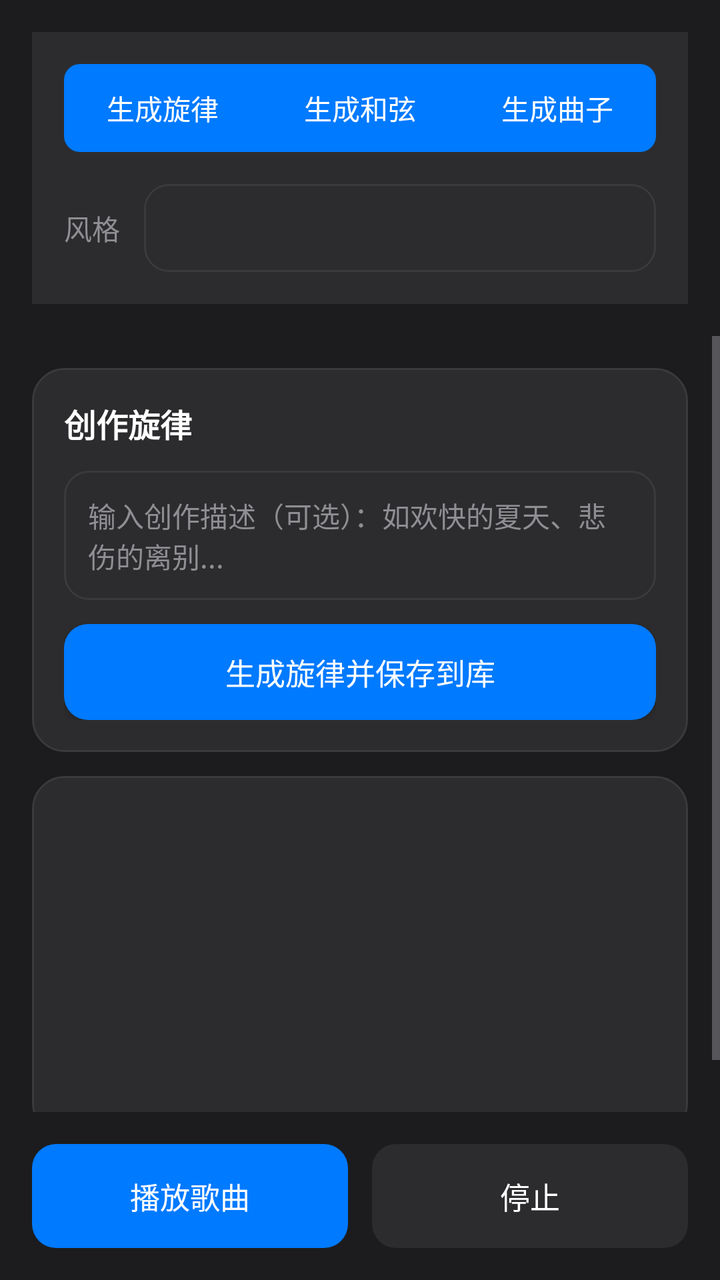
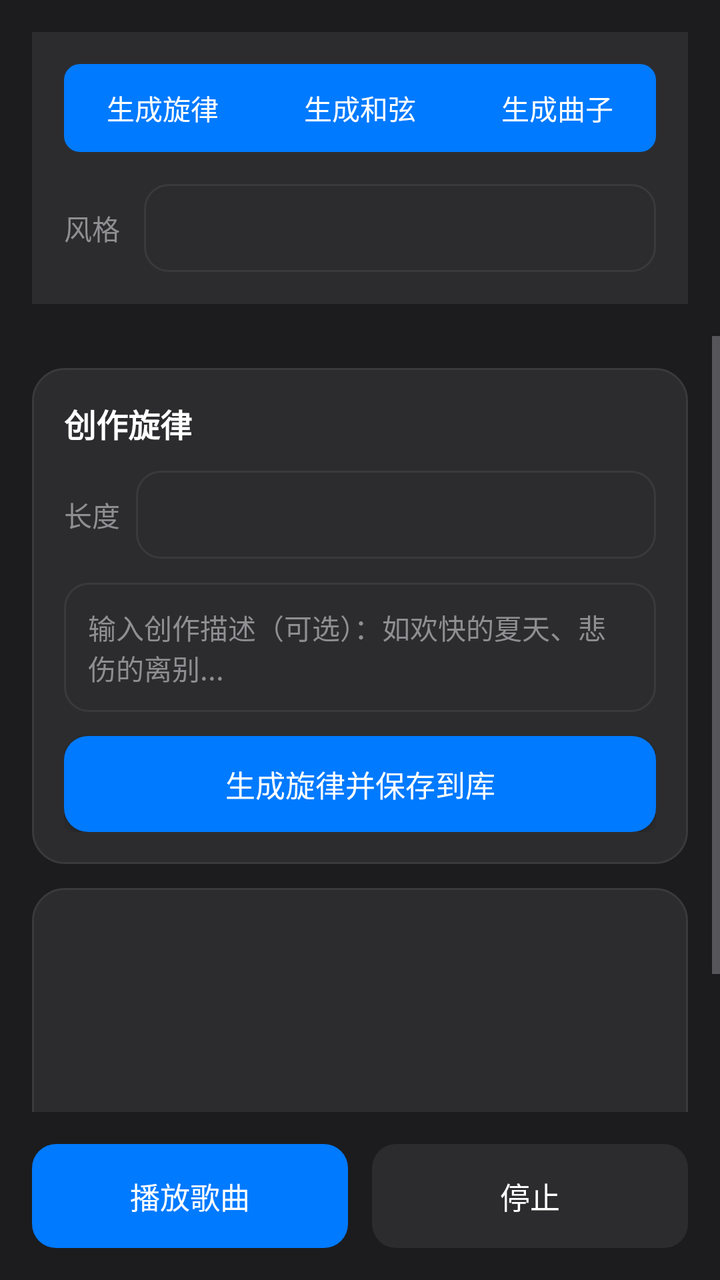

Before-and-after screenshots of an Android layout around one commit, followed by the original layout XML and the change that was made.
<!-- AndroidManifest.xml: application theme Theme.MusicAI -->
<!-- res/layout/activity_new_song_generator.xml -->
<?xml version="1.0" encoding="utf-8"?>
<LinearLayout xmlns:android="http://schemas.android.com/apk/res/android"
    android:layout_width="match_parent"
    android:layout_height="match_parent"
    android:orientation="vertical"
    android:background="@color/apple_dark"
    android:fitsSystemWindows="true">

    <LinearLayout
        android:layout_width="match_parent"
        android:layout_height="wrap_content"
        android:orientation="vertical"
        android:padding="16dp"
        android:background="@color/apple_card_bg"
        android:layout_margin="16dp">

        <RadioGroup
            android:id="@+id/rg_mode"
            android:layout_width="match_parent"
            android:layout_height="wrap_content"
            android:orientation="horizontal">

            <RadioButton
                android:id="@+id/rb_melody"
                android:layout_width="0dp"
                android:layout_height="44dp"
                android:layout_weight="1"
                android:text="生成旋律"
                android:textSize="14sp"
                android:textColor="@color/apple_text"
                android:gravity="center"
                android:button="@null"
                android:background="@drawable/radio_left_bg"
                android:checked="true"/>

            <RadioButton
                android:id="@+id/rb_chords"
                android:layout_width="0dp"
                android:layout_height="44dp"
                android:layout_weight="1"
                android:text="生成和弦"
                android:textSize="14sp"
                android:textColor="@color/apple_text"
                android:gravity="center"
                android:button="@null"
                android:background="@drawable/radio_middle_bg"/>

            <RadioButton
                android:id="@+id/rb_song"
                android:layout_width="0dp"
                android:layout_height="44dp"
                android:layout_weight="1"
                android:text="生成曲子"
                android:textSize="14sp"
                android:textColor="@color/apple_text"
                android:gravity="center"
                android:button="@null"
                android:background="@drawable/radio_right_bg"/>

        </RadioGroup>

        <LinearLayout
            android:layout_width="match_parent"
            android:layout_height="wrap_content"
            android:orientation="horizontal"
            android:layout_marginTop="16dp"
            android:gravity="center_vertical">

            <TextView
                android:layout_width="wrap_content"
                android:layout_height="wrap_content"
                android:text="风格"
                android:textSize="14sp"
                android:textColor="@color/apple_text_secondary"
                android:layout_marginEnd="12dp"/>

            <Spinner
                android:id="@+id/sp_style"
                android:layout_width="0dp"
                android:layout_height="44dp"
                android:layout_weight="1"
                android:background="@drawable/apple_edittext_bg"
                android:paddingStart="12dp"
                android:paddingEnd="12dp"/>

        </LinearLayout>

    </LinearLayout>

    <ScrollView
        android:layout_width="match_parent"
        android:layout_height="0dp"
        android:layout_weight="1"
        android:fillViewport="true">

        <LinearLayout
            android:layout_width="match_parent"
            android:layout_height="wrap_content"
            android:orientation="vertical"
            android:padding="16dp"
            android:paddingTop="0dp">

            <LinearLayout
                android:id="@+id/melody_section"
                android:layout_width="match_parent"
                android:layout_height="wrap_content"
                android:orientation="vertical"
                android:background="@drawable/apple_card_bg"
                android:padding="16dp"
                android:layout_marginBottom="12dp">

                <TextView
                    android:layout_width="match_parent"
                    android:layout_height="wrap_content"
                    android:text="创作旋律"
                    android:textSize="16sp"
                    android:textColor="@color/apple_text"
                    android:textStyle="bold"
                    android:layout_marginBottom="12dp"/>

                <EditText
                    android:id="@+id/et_description"
                    android:layout_width="match_parent"
                    android:layout_height="wrap_content"
                    android:hint="输入创作描述（可选）：如欢快的夏天、悲伤的离别..."
                    android:textSize="14sp"
                    android:textColor="@color/apple_text"
                    android:textColorHint="@color/apple_text_secondary"
                    android:background="@drawable/apple_edittext_bg"
                    android:padding="12dp"
                    android:minHeight="44dp"
                    android:inputType="textMultiLine"/>

                <Button
                    android:id="@+id/btn_generate_melody"
                    android:layout_width="match_parent"
                    android:layout_height="48dp"
                    android:text="生成旋律并保存到库"
                    android:textSize="15sp"
                    android:textColor="@color/apple_text"
                    android:background="@drawable/apple_button_primary_bg"
                    android:layout_marginTop="12dp"/>

            </LinearLayout>

            <LinearLayout
                android:id="@+id/chords_section"
                android:layout_width="match_parent"
                android:layout_height="wrap_content"
                android:orientation="vertical"
                android:background="@drawable/apple_card_bg"
                android:padding="16dp"
                android:layout_marginBottom="12dp"
                android:visibility="gone">

                <TextView
                    android:layout_width="match_parent"
                    android:layout_height="wrap_content"
                    android:text="创作和弦"
                    android:textSize="16sp"
                    android:textColor="@color/apple_text"
                    android:textStyle="bold"
                    android:layout_marginBottom="12dp"/>

                <RadioGroup
                    android:id="@+id/rg_chord_mode"
                    android:layout_width="match_parent"
                    android:layout_height="wrap_content"
                    android:orientation="horizontal"
                    android:layout_marginBottom="12dp">

                    <RadioButton
                        android:id="@+id/rb_from_melody"
                        android:layout_width="0dp"
                        android:layout_height="40dp"
                        android:layout_weight="1"
                        android:text="基于旋律"
                        android:textSize="13sp"
                        android:textColor="@color/apple_text"
                        android:buttonTint="@color/apple_accent"
                        android:checked="true"/>

                    <RadioButton
                        android:id="@+id/rb_custom"
                        android:layout_width="0dp"
                        android:layout_height="40dp"
                        android:layout_weight="1"
                        android:text="自定义生成"
                        android:textSize="13sp"
                        android:textColor="@color/apple_text"
                        android:buttonTint="@color/apple_accent"/>

                </RadioGroup>

                <Spinner
                    android:id="@+id/sp_melody_select"
                    android:layout_width="match_parent"
                    android:layout_height="44dp"
                    android:background="@drawable/apple_edittext_bg"
                    android:paddingStart="12dp"
                    android:paddingEnd="12dp"
                    android:layout_marginBottom="12dp"/>

                <EditText
                    android:id="@+id/et_key_signature"
                    android:layout_width="match_parent"
                    android:layout_height="44dp"
                    android:hint="调性（可选）：如 C大调、A小调"
                    android:textSize="14sp"
                    android:textColor="@color/apple_text"
                    android:textColorHint="@color/apple_text_secondary"
                    android:background="@drawable/apple_edittext_bg"
                    android:padding="12dp"
                    android:layout_marginBottom="8dp"
                    android:visibility="gone"/>

                <EditText
                    android:id="@+id/et_mood"
                    android:layout_width="match_parent"
                    android:layout_height="44dp"
                    android:hint="情绪（可选）：如欢快、忧伤、激昂"
                    android:textSize="14sp"
                    android:textColor="@color/apple_text"
                    android:textColorHint="@color/apple_text_secondary"
                    android:background="@drawable/apple_edittext_bg"
                    android:padding="12dp"
                    android:layout_marginBottom="8dp"
                    android:visibility="gone"/>

                <EditText
                    android:id="@+id/et_chord_description"
                    android:layout_width="match_parent"
                    android:layout_height="wrap_content"
                    android:hint="描述（可选）：如充满希望的进行"
                    android:textSize="14sp"
                    android:textColor="@color/apple_text"
                    android:textColorHint="@color/apple_text_secondary"
                    android:background="@drawable/apple_edittext_bg"
                    android:padding="12dp"
                    android:minHeight="44dp"
                    android:inputType="textMultiLine"
                    android:layout_marginBottom="12dp"
                    android:visibility="gone"/>

                <Button
                    android:id="@+id/btn_generate_chords"
                    android:layout_width="match_parent"
                    android:layout_height="48dp"
                    android:text="生成和弦并保存到库"
                    android:textSize="15sp"
                    android:textColor="@color/apple_text"
                    android:background="@drawable/apple_button_primary_bg"/>

            </LinearLayout>

            <LinearLayout
                android:id="@+id/song_section"
                android:layout_width="match_parent"
                android:layout_height="wrap_content"
                android:orientation="vertical"
                android:background="@drawable/apple_card_bg"
                android:padding="16dp"
                android:layout_marginBottom="12dp"
                android:visibility="gone">

                <TextView
                    android:layout_width="match_parent"
                    android:layout_height="wrap_content"
                    android:text="选择并生成曲子"
                    android:textSize="16sp"
                    android:textColor="@color/apple_text"
                    android:textStyle="bold"
                    android:layout_marginBottom="12dp"/>

                <LinearLayout
                    android:layout_width="match_parent"
                    android:layout_height="wrap_content"
                    android:orientation="horizontal"
                    android:gravity="center_vertical"
                    android:layout_marginBottom="12dp">

                    <TextView
                        android:layout_width="wrap_content"
                        android:layout_height="wrap_content"
                        android:text="旋律"
                        android:textSize="14sp"
                        android:textColor="@color/apple_text_secondary"
                        android:layout_marginEnd="8dp"/>

                    <Spinner
                        android:id="@+id/sp_song_melody"
                        android:layout_width="0dp"
                        android:layout_height="44dp"
                        android:layout_weight="1"
                        android:background="@drawable/apple_edittext_bg"
                        android:paddingStart="8dp"
                        android:paddingEnd="8dp"/>

                    <Button
                        android:id="@+id/btn_preview_melody"
                        android:layout_width="wrap_content"
                        android:layout_height="36dp"
                        android:text="试听"
                        android:textSize="13sp"
                        android:textColor="@color/apple_text"
                        android:background="@drawable/apple_button_bg"
                        android:layout_marginStart="8dp"
                        android:paddingStart="12dp"
                        android:paddingEnd="12dp"/>

                </LinearLayout>

                <LinearLayout
                    android:layout_width="match_parent"
                    android:layout_height="wrap_content"
                    android:orientation="horizontal"
                    android:gravity="center_vertical"
                    android:layout_marginBottom="12dp">

                    <TextView
                        android:layout_width="wrap_content"
                        android:layout_height="wrap_content"
                        android:text="和弦"
                        android:textSize="14sp"
                        android:textColor="@color/apple_text_secondary"
                        android:layout_marginEnd="8dp"/>

                    <Spinner
                        android:id="@+id/sp_song_chords"
                        android:layout_width="0dp"
                        android:layout_height="44dp"
                        android:layout_weight="1"
                        android:background="@drawable/apple_edittext_bg"
                        android:paddingStart="8dp"
                        android:paddingEnd="8dp"/>

                    <Button
                        android:id="@+id/btn_preview_chords"
                        android:layout_width="wrap_content"
                        android:layout_height="36dp"
                        android:text="试听"
                        android:textSize="13sp"
                        android:textColor="@color/apple_text"
                        android:background="@drawable/apple_button_bg"
                        android:layout_marginStart="8dp"
                        android:paddingStart="12dp"
                        android:paddingEnd="12dp"/>

                </LinearLayout>

                <Button
                    android:id="@+id/btn_generate_song"
                    android:layout_width="match_parent"
                    android:layout_height="48dp"
                    android:text="生成完整曲子"
                    android:textSize="15sp"
                    android:textColor="@color/apple_text"
                    android:background="@drawable/apple_button_primary_bg"/>

            </LinearLayout>

            <ListView
                android:id="@+id/lv_result"
                android:layout_width="match_parent"
                android:layout_height="180dp"
                android:background="@drawable/apple_card_bg"
                android:divider="@color/apple_mid_gray"
                android:dividerHeight="1dp"/>

        </LinearLayout>

    </ScrollView>

    <LinearLayout
        android:layout_width="match_parent"
        android:layout_height="wrap_content"
        android:orientation="vertical"
        android:padding="16dp"
        android:paddingTop="8dp">

        <ProgressBar
            android:id="@+id/playback_progress"
            style="?android:attr/progressBarStyleHorizontal"
            android:layout_width="match_parent"
            android:layout_height="wrap_content"
            android:progress="0"
            android:max="100"
            android:progressTint="@color/apple_accent"
            android:visibility="gone"
            android:layout_marginBottom="4dp"/>

        <TextView
            android:id="@+id/tv_playback_time"
            android:layout_width="match_parent"
            android:layout_height="wrap_content"
            android:text="0:00 / 0:00"
            android:textSize="12sp"
            android:textColor="@color/apple_text_secondary"
            android:gravity="center"
            android:visibility="gone"
            android:layout_marginBottom="8dp"/>

        <LinearLayout
            android:layout_width="match_parent"
            android:layout_height="wrap_content"
            android:orientation="horizontal">

            <Button
                android:id="@+id/btn_play"
                android:layout_width="0dp"
                android:layout_height="52dp"
                android:layout_weight="1"
                android:text="播放歌曲"
                android:textSize="15sp"
                android:textColor="@color/apple_text"
                android:background="@drawable/apple_button_primary_bg"
                android:enabled="false"
                android:layout_marginEnd="6dp"/>

            <Button
                android:id="@+id/btn_stop"
                android:layout_width="0dp"
                android:layout_height="52dp"
                android:layout_weight="1"
                android:text="停止"
                android:textSize="15sp"
                android:textColor="@color/apple_text"
                android:background="@drawable/apple_button_bg"
                android:enabled="false"
                android:layout_marginStart="6dp"/>

        </LinearLayout>

    </LinearLayout>

    <ProgressBar
        android:id="@+id/progress_bar"
        android:layout_width="wrap_content"
        android:layout_height="wrap_content"
        android:layout_gravity="center"
        android:visibility="gone"
        android:layout_marginBottom="16dp"/>

</LinearLayout>
<!-- resources referenced by this layout -->
<resources>
  <color name="apple_accent">#007AFF</color>
  <color name="apple_card_bg">#2C2C2E</color>
  <color name="apple_dark">#1C1C1E</color>
  <color name="apple_mid_gray">#3A3A3C</color>
  <color name="apple_text">#FFFFFF</color>
  <color name="apple_text_secondary">#8E8E93</color>
  <!-- drawable apple_button_bg (drawable) -->
  <?xml version="1.0" encoding="utf-8"?>
  <selector xmlns:android="http://schemas.android.com/apk/res/android">
      <item android:state_pressed="true">
          <shape android:shape="rectangle">
              <solid android:color="@color/apple_mid_gray" />
              <corners android:radius="12dp" />
          </shape>
      </item>
      <item>
          <shape android:shape="rectangle">
              <solid android:color="@color/apple_dark_gray" />
              <corners android:radius="12dp" />
          </shape>
      </item>
  </selector>
  <!-- drawable apple_button_primary_bg (drawable) -->
  <?xml version="1.0" encoding="utf-8"?>
  <selector xmlns:android="http://schemas.android.com/apk/res/android">
      <item android:state_pressed="true">
          <shape android:shape="rectangle">
              <solid android:color="@color/apple_accent_active" />
              <corners android:radius="12dp" />
          </shape>
      </item>
      <item>
          <shape android:shape="rectangle">
              <solid android:color="@color/apple_accent" />
              <corners android:radius="12dp" />
          </shape>
      </item>
  </selector>
  <!-- drawable apple_card_bg (drawable) -->
  <?xml version="1.0" encoding="utf-8"?>
  <shape xmlns:android="http://schemas.android.com/apk/res/android" android:shape="rectangle">
      <solid android:color="@color/apple_dark_gray" />
      <corners android:radius="16dp" />
      <stroke android:width="1dp" android:color="@color/apple_mid_gray" />
  </shape>
  <!-- drawable apple_edittext_bg (drawable) -->
  <?xml version="1.0" encoding="utf-8"?>
  <selector xmlns:android="http://schemas.android.com/apk/res/android">
      <item android:state_focused="true">
          <shape android:shape="rectangle">
              <solid android:color="@color/apple_dark_gray" />
              <corners android:radius="12dp" />
              <stroke android:width="2dp" android:color="@color/apple_accent" />
          </shape>
      </item>
      <item>
          <shape android:shape="rectangle">
              <solid android:color="@color/apple_dark_gray" />
              <corners android:radius="12dp" />
              <stroke android:width="1dp" android:color="@color/apple_mid_gray" />
          </shape>
      </item>
  </selector>
  <!-- drawable radio_left_bg (drawable) -->
  <?xml version="1.0" encoding="utf-8"?>
  <shape xmlns:android="http://schemas.android.com/apk/res/android"
      android:shape="rectangle">
      <solid android:color="@color/apple_accent"/>
      <corners android:topLeftRadius="8dp" android:bottomLeftRadius="8dp"/>
  </shape>
  <!-- drawable radio_middle_bg (drawable) -->
  <?xml version="1.0" encoding="utf-8"?>
  <shape xmlns:android="http://schemas.android.com/apk/res/android"
      android:shape="rectangle">
      <solid android:color="@color/apple_accent"/>
  </shape>
  <!-- drawable radio_right_bg (drawable) -->
  <?xml version="1.0" encoding="utf-8"?>
  <shape xmlns:android="http://schemas.android.com/apk/res/android"
      android:shape="rectangle">
      <solid android:color="@color/apple_accent"/>
      <corners android:topRightRadius="8dp" android:bottomRightRadius="8dp"/>
  </shape>
  <color name="apple_dark_gray">#2C2C2E</color>
  <color name="apple_accent_active">#0066CC</color>
  <color name="colorPrimary">#007AFF</color>
  <color name="colorPrimaryDark">#1C1C1E</color>
  <color name="colorAccent">#34C759</color>
  <!-- unchanged entries left out for length: 1 -->
</resources>

<!-- the commit's change to res/layout/activity_new_song_generator.xml (unified diff, before → after) -->
@@ -117,6 +117,32 @@
                     android:textColor="@color/apple_text"
                     android:textStyle="bold"
                     android:layout_marginBottom="12dp"/>
+
+                <LinearLayout
+                    android:layout_width="match_parent"
+                    android:layout_height="wrap_content"
+                    android:orientation="horizontal"
+                    android:gravity="center_vertical"
+                    android:layout_marginBottom="12dp">
+
+                    <TextView
+                        android:layout_width="wrap_content"
+                        android:layout_height="wrap_content"
+                        android:text="长度"
+                        android:textSize="14sp"
+                        android:textColor="@color/apple_text_secondary"
+                        android:layout_marginEnd="8dp"/>
+
+                    <Spinner
+                        android:id="@+id/sp_melody_length"
+                        android:layout_width="0dp"
+                        android:layout_height="44dp"
+                        android:layout_weight="1"
+                        android:background="@drawable/apple_edittext_bg"
+                        android:paddingStart="8dp"
+                        android:paddingEnd="8dp"/>
+
+                </LinearLayout>
 
                 <EditText
                     android:id="@+id/et_description"
